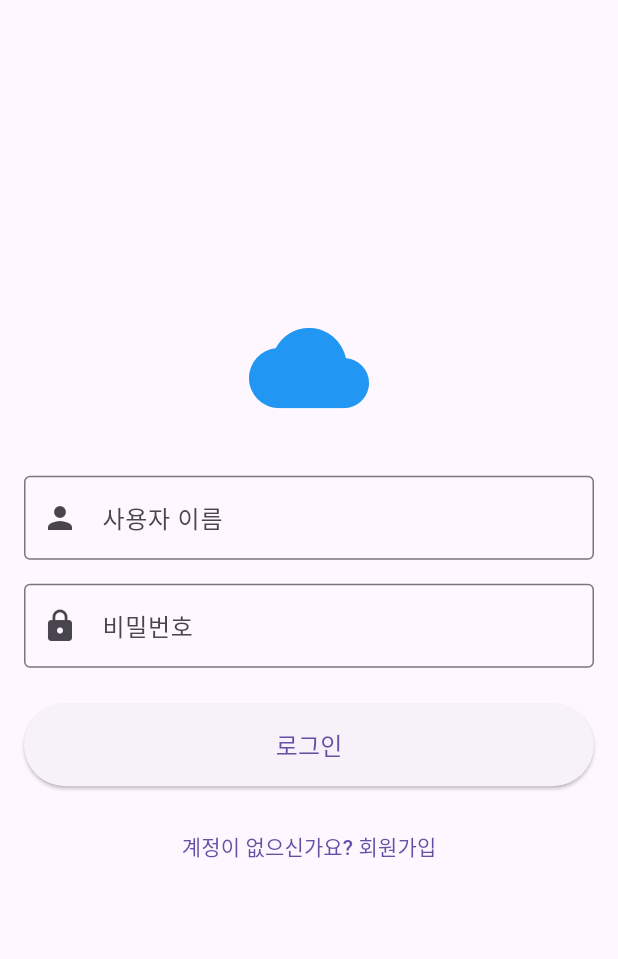
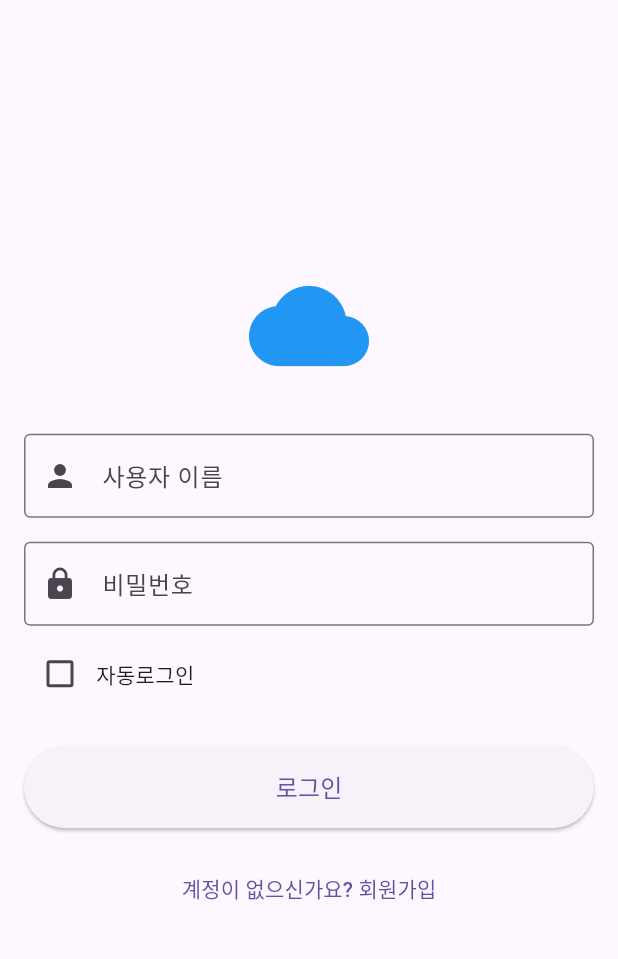
Before and after one commit to kangeunsong/SOOM, a Flutter app: the screen it shows after launch, on a phone screen of 412 x 824 dp, the part 65-1024 px from its top. Run offline on Flutter 3.47's test engine with Material 3 defaults, Android fonts, the phone set to English and light mode, and no system bars; our stand-ins replace flutter_dotenv, flutter_secure_storage, geolocator, permission_handler, shared_preferences; missing offline and left inert: porcupine_flutter.

Commit message:
자동 로그인 체크박스 추가

```diff
--- a/frontend/lib/screens/login_screen.dart
+++ b/frontend/lib/screens/login_screen.dart
@@ -1,47 +1,6 @@
-// import 'package:flutter/material.dart';
-// import '../services/api_service.dart';
-
-// class LoginScreen extends StatefulWidget {
-//   @override
-//   _LoginScreenState createState() => _LoginScreenState();
-// }
-
-// class _LoginScreenState extends State<LoginScreen> {
-//   final TextEditingController userController = TextEditingController();
-//   final TextEditingController passController = TextEditingController();
-//   final ApiService api = ApiService();
-//   bool isLoading = false;
-
-//   void login() async {
-//     setState(() => isLoading = true);
-//     bool success = await api.login(userController.text, passController.text);
-//     setState(() => isLoading = false);
-//     if (success) Navigator.pushReplacementNamed(context, '/home');
-//     else showDialog(context: context, builder: (_) => AlertDialog(title: Text('Login Failed')));
-//   }
-
-//   @override
-//   Widget build(BuildContext context) {
-//     return Scaffold(
-//       appBar: AppBar(title: Text('Login')),
-//       body: Padding(
-//         padding: EdgeInsets.all(16),
-//         child: Column(
-//           children: [
-//             TextField(controller: userController, decoration: InputDecoration(labelText: 'Username')),
-//             TextField(controller: passController, decoration: InputDecoration(labelText: 'Password'), obscureText: true),
-//             SizedBox(height: 20),
-//             ElevatedButton(onPressed: login, child: isLoading ? CircularProgressIndicator() : Text('Login')),
-//             TextButton(onPressed: () => Navigator.pushNamed(context, '/signup'), child: Text('Sign up'))
-//           ],
-//         ),
-//       ),
-//     );
-//   }
-// }
-
 import 'package:flutter/material.dart';
 import '../services/api_service.dart';
+import 'package:flutter_secure_storage/flutter_secure_storage.dart';
 
 class LoginScreen extends StatefulWidget {
   @override
@@ -52,34 +11,81 @@ class _LoginScreenState extends State<LoginScreen> {
   final TextEditingController userController = TextEditingController();
   final TextEditingController passController = TextEditingController();
   final ApiService api = ApiService();
+  final FlutterSecureStorage storage = const FlutterSecureStorage();
+
   bool isLoading = false;
+  bool rememberMe = false;
   String? errorMessage;
 
+  @override
+  void initState() {
+    super.initState();
+    _loadRememberMeState();
+  }
+
+  // 저장된 자동로그인 상태 불러오기
+  void _loadRememberMeState() async {
+    try {
+      String? rememberMeValue = await storage.read(key: 'rememberMe');
+      if (rememberMeValue != null) {
+        setState(() {
+          rememberMe = rememberMeValue == 'true';
+        });
+      }
+    } catch (e) {
+      print('Error loading rememberMe state: $e');
+    }
+  }
+
   void login() async {
+    // 입력값 검증
+    if (userController.text.trim().isEmpty ||
+        passController.text.trim().isEmpty) {
+      setState(() {
+        errorMessage = '사용자 이름과 비밀번호를 입력해 주세요.';
+      });
+      return;
+    }
+
     setState(() {
       isLoading = true;
       errorMessage = null;
     });
 
     try {
-      bool success = await api.login(userController.text, passController.text);
+      final token =
+          await api.login(userController.text.trim(), passController.text);
 
-      if (success) {
-        // 로그인 성공시 홈 화면으로 이동
+      if (token != null && token.trim().isNotEmpty) {
+        // 기존 저장된 데이터 초기화
+        await storage.deleteAll();
+
+        // 새로운 토큰과 자동로그인 설정 저장
+        await storage.write(key: 'token', value: token);
+        await storage.write(key: 'rememberMe', value: rememberMe.toString());
+
+        print('Login success - token saved, rememberMe: $rememberMe');
+
+        // 홈 화면으로 이동
+        if (mounted) {
           Navigator.pushReplacementNamed(context, '/home');
+        }
       } else {
         setState(() {
           errorMessage = '로그인에 실패했습니다. 사용자 이름과 비밀번호를 확인하세요.';
         });
       }
     } catch (e) {
+      print('Login error: $e');
       setState(() {
         errorMessage = '로그인 중 오류가 발생했습니다: $e';
       });
     } finally {
+      if (mounted) {
         setState(() {
           isLoading = false;
         });
+      }
     }
   }
 
@@ -117,12 +123,45 @@ class _LoginScreenState extends State<LoginScreen> {
               ),
               obscureText: true,
             ),
+            const SizedBox(height: 8),
+            Row(
+              children: [
+                Checkbox(
+                  value: rememberMe,
+                  onChanged: (bool? value) async {
+                    if (value != null) {
+                      setState(() {
+                        rememberMe = value;
+                      });
+
+                      try {
+                        // 체크박스 상태 변경 시에만 rememberMe 값 저장
+                        await storage.write(
+                            key: 'rememberMe', value: rememberMe.toString());
+                        print('RememberMe state changed to: $rememberMe');
+                      } catch (e) {
+                        print('Error saving rememberMe state: $e');
+                      }
+                    }
+                  },
+                ),
+                const Text('자동로그인'),
+              ],
+            ),
             if (errorMessage != null) ...[
               const SizedBox(height: 16),
-              Text(
+              Container(
+                padding: const EdgeInsets.all(12),
+                decoration: BoxDecoration(
+                  color: Colors.red.shade50,
+                  borderRadius: BorderRadius.circular(8),
+                  border: Border.all(color: Colors.red.shade200),
+                ),
+                child: Text(
                   errorMessage!,
-                style: const TextStyle(color: Colors.red),
+                  style: TextStyle(color: Colors.red.shade700),
                   textAlign: TextAlign.center,
+                ),
               ),
             ],
             const SizedBox(height: 24),
@@ -132,7 +171,11 @@ class _LoginScreenState extends State<LoginScreen> {
                 padding: const EdgeInsets.symmetric(vertical: 16),
               ),
               child: isLoading
-                  ? const CircularProgressIndicator()
+                  ? const SizedBox(
+                      height: 20,
+                      width: 20,
+                      child: CircularProgressIndicator(strokeWidth: 2),
+                    )
                   : const Text('로그인', style: TextStyle(fontSize: 16)),
             ),
             const SizedBox(height: 16),
@@ -145,4 +188,11 @@ class _LoginScreenState extends State<LoginScreen> {
       ),
     );
   }
+
+  @override
+  void dispose() {
+    userController.dispose();
+    passController.dispose();
+    super.dispose();
   }
+}
```
Lines whose indentation alone changed are shown as unchanged.
